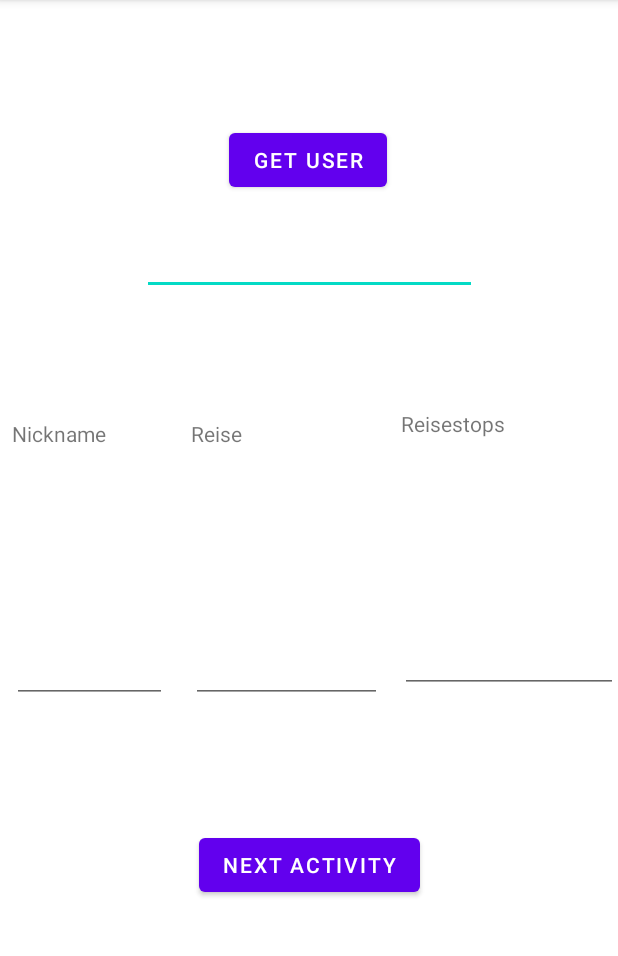
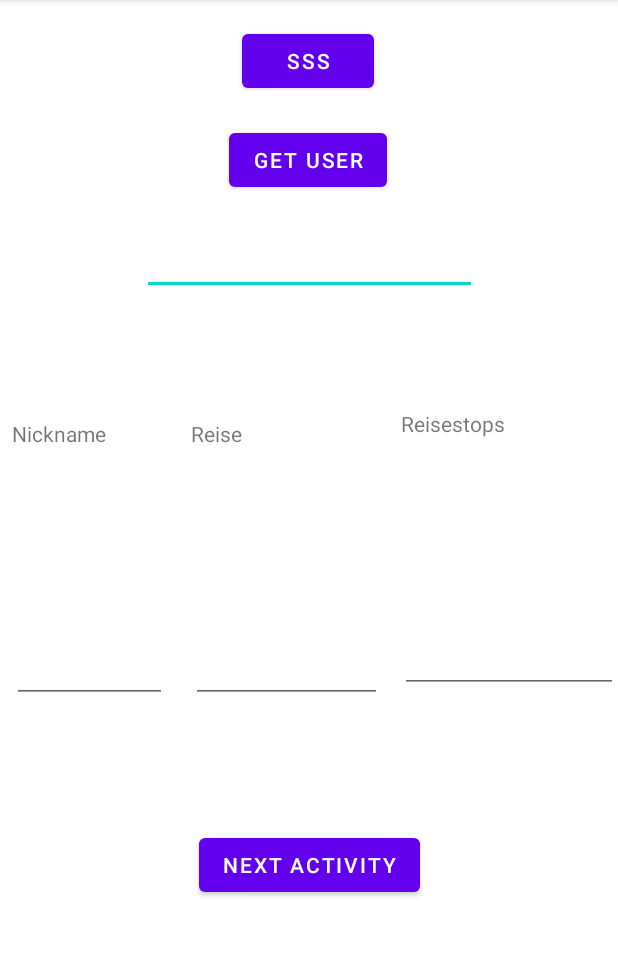
Before and after one commit to Plytek/roadsplit, an Android app: the screen it shows after launch (MainActivity), on a phone screen of 412 x 824 dp, the part 84-1040 px from its top. Run offline under Robolectric (Android 15) with nearby library versions, the phone set to English and light mode, and no system bars.

```diff
--- a/app/src/main/java/com/example/roadsplit/activities/MainActivity.java
+++ b/app/src/main/java/com/example/roadsplit/activities/MainActivity.java
@@ -8,7 +8,9 @@ import android.location.Geocoder;
 import android.os.Bundle;
 import android.os.Debug;
 import android.view.View;
+import android.widget.Button;
 import android.widget.EditText;
+import android.widget.TextView;
 
 import com.example.roadsplit.R;
 import com.example.roadsplit.api.UserService;
@@ -49,4 +51,14 @@ public class MainActivity extends AppCompatActivity {
         startActivity(intent);
     }
 
+    public void test(View view) {
+        Button button = (Button) view;
+        button.setText("Bent");
+        TextView eins = findViewById(R.id.usernameText);
+        eins.setText("1");
+       //test
+
+
+    }
+
 }
--- a/app/src/main/res/layout/activity_main.xml
+++ b/app/src/main/res/layout/activity_main.xml
@@ -124,5 +124,18 @@
         app:layout_constraintTop_toTopOf="parent"
         app:layout_constraintVertical_bias="0.768" />
 
+    <Button
+        android:id="@+id/button_test"
+        android:layout_width="wrap_content"
+        android:layout_height="wrap_content"
+        android:onClick="test"
+        android:text="sss"
+        app:layout_constraintBottom_toBottomOf="parent"
+        app:layout_constraintEnd_toEndOf="parent"
+        app:layout_constraintHorizontal_bias="0.498"
+        app:layout_constraintStart_toStartOf="parent"
+        app:layout_constraintTop_toTopOf="parent"
+        app:layout_constraintVertical_bias="0.023" />
+
 
 </androidx.constraintlayout.widget.ConstraintLayout>
```
